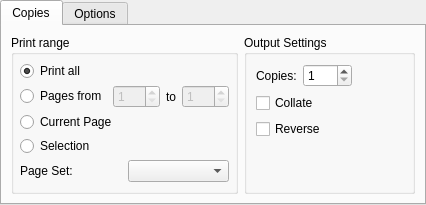
Above: src/printsupport/dialogs/qprintsettingsoutput.ui from qt/qtbase before the change. Below: the same form after it.
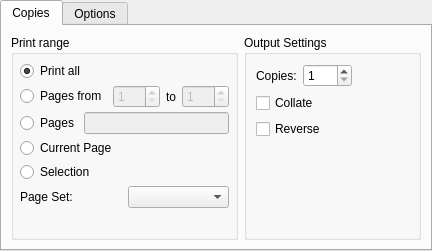
That is the form after the change.

Commit message:
CUPS: Enable printing arbitrary pages and page ranges
Task-number: QTBUG-1311

What changed in the file:
```diff
--- a/src/printsupport/dialogs/qprintsettingsoutput.ui
+++ b/src/printsupport/dialogs/qprintsettingsoutput.ui
@@ -6,8 +6,8 @@
    <rect>
     <x>0</x>
     <y>0</y>
-    <width>426</width>
-    <height>187</height>
+    <width>432</width>
+    <height>251</height>
    </rect>
   </property>
   <property name="windowTitle">
@@ -118,6 +118,27 @@
             </item>
            </layout>
           </item>
+          <item>
+           <layout class="QHBoxLayout" name="pagesLayout">
+            <item>
+             <widget class="QRadioButton" name="pagesRadioButton">
+              <property name="text">
+               <string>Pages</string>
+              </property>
+             </widget>
+            </item>
+            <item>
+             <widget class="QLineEdit" name="pagesLineEdit">
+              <property name="enabled">
+               <bool>false</bool>
+              </property>
+              <property name="toolTip">
+               <string>Specify pages or ranges separated by commas. Ranges are specified by two numbers separated by a hyphen. E.g: 3,5-7,9 prints pages 3, 5, 6, 7 and 9.</string>
+              </property>
+             </widget>
+            </item>
+           </layout>
+          </item>
           <item>
            <widget class="QRadioButton" name="printCurrentPage">
             <property name="text">
```
Left out of the diff: 65 changed lines with no effect on the pictures. The commit also changes 3 other files.
